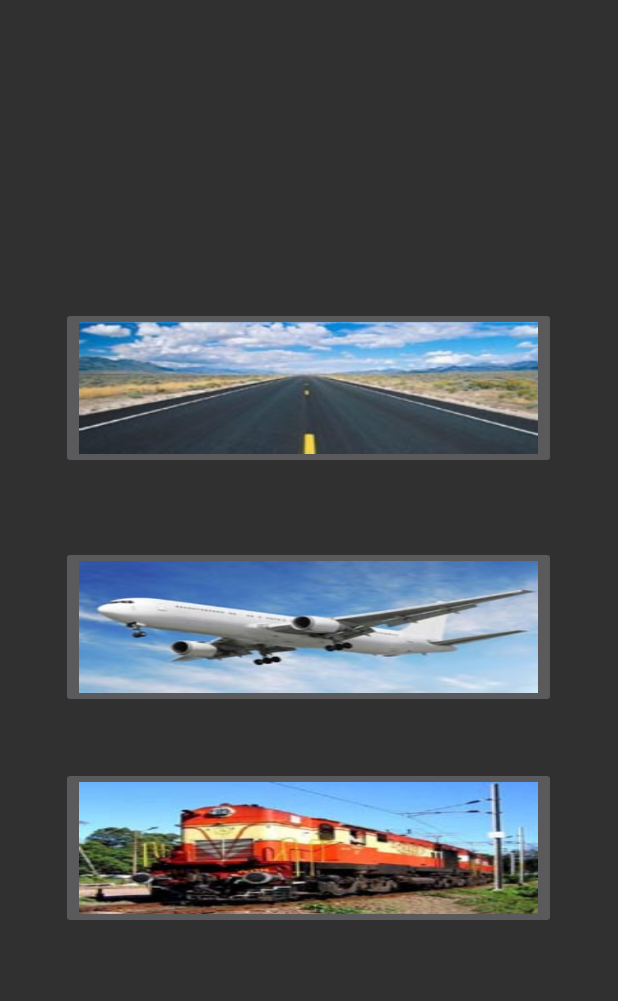
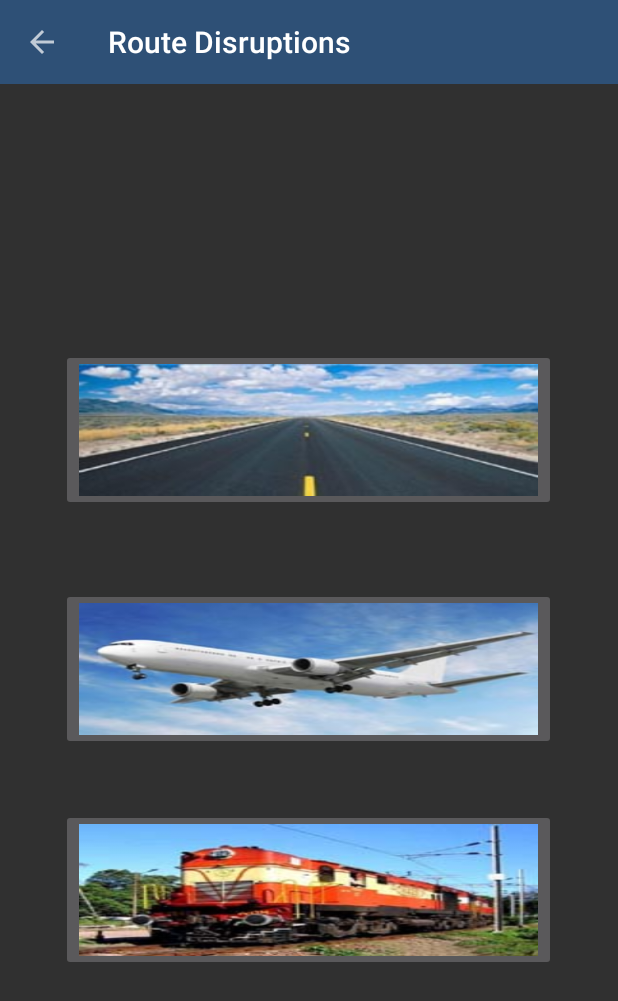
Before and after one commit to SaiArrow/EmergencyApp, an Android app: the ActivityRoute screen opened directly, with no data from a screen before it, on a phone screen of 412 x 824 dp. Shown: the top 1001 px of the screen. Run offline under Robolectric (Android 15) with nearby library versions, the light colour scheme and no system bars.

Commit message:
UI Fixes

```diff
--- a/app/src/main/AndroidManifest.xml
+++ b/app/src/main/AndroidManifest.xml
@@ -29,6 +29,9 @@
             android:label="Main"
             android:theme="@style/AppTheme"
             >
+        </activity>
+        <activity android:name=".ui.ActivityRouteDetails"
+            android:parentActivityName=".ui.ActivityRoute">
         </activity>
         <activity android:name=".ui.MainActivity"
             android:label="SignIn"
--- a/app/src/main/java/thedorkknightrises/emergencyapp/ui/ActivityRoute.java
+++ b/app/src/main/java/thedorkknightrises/emergencyapp/ui/ActivityRoute.java
@@ -19,7 +19,9 @@ public class ActivityRoute extends AppCompatActivity {
         setContentView(R.layout.activity_route);
         Toolbar toolbar = (Toolbar) findViewById(R.id.toolbar);
         setSupportActionBar(toolbar);
-
+        getSupportActionBar().setDefaultDisplayHomeAsUpEnabled(true);
+        getSupportActionBar().setDisplayHomeAsUpEnabled(true);
+        getSupportActionBar().setDisplayShowHomeEnabled(true);
 
         ImageButton b1, b2, b3;
         b1 = (ImageButton) findViewById(R.id.imageButton2);
@@ -27,7 +29,7 @@ public class ActivityRoute extends AppCompatActivity {
         b1.setOnClickListener(new View.OnClickListener() {
             @Override
             public void onClick(View view) {
-                Intent myIntent39 = new Intent(ActivityRoute.this, EmergencyActivity.class);
+                Intent myIntent39 = new Intent(ActivityRoute.this, ActivityRouteDetails.class);
                 myIntent39.setAction("Road");
                 startActivity(myIntent39);
 
@@ -40,7 +42,7 @@ public class ActivityRoute extends AppCompatActivity {
         b2.setOnClickListener(new View.OnClickListener() {
             @Override
             public void onClick(View view) {
-                Intent myIntent39 = new Intent(ActivityRoute.this, EmergencyActivity.class);
+                Intent myIntent39 = new Intent(ActivityRoute.this, ActivityRouteDetails.class);
                 myIntent39.setAction("Plane");
                 startActivity(myIntent39);
 
@@ -56,7 +58,7 @@ public class ActivityRoute extends AppCompatActivity {
                               {
                                   @Override
                                   public void onClick(View view) {
-                                      Intent myIntent39 = new Intent(ActivityRoute.this, EmergencyActivity.class);
+                                      Intent myIntent39 = new Intent(ActivityRoute.this, ActivityRouteDetails.class);
                                       myIntent39.setAction("Railway");
                                       startActivity(myIntent39);
 
--- a/app/src/main/java/thedorkknightrises/emergencyapp/ui/ActivityRouteDetails.java
+++ b/app/src/main/java/thedorkknightrises/emergencyapp/ui/ActivityRouteDetails.java
@@ -13,6 +13,7 @@ public class ActivityRouteDetails extends AppCompatActivity {
     @Override
     protected void onCreate(Bundle savedInstanceState) {
         super.onCreate(savedInstanceState);
+
         String action = getIntent().getAction();
         if (action.equals("Road"))
             setContentView(R.layout.activity_road);
@@ -23,6 +24,9 @@ public class ActivityRouteDetails extends AppCompatActivity {
         }
         Toolbar toolbar = (Toolbar) findViewById(R.id.toolbar);
         setSupportActionBar(toolbar);
+        getSupportActionBar().setDisplayHomeAsUpEnabled(true);
+        getSupportActionBar().setDefaultDisplayHomeAsUpEnabled(true);
+        getSupportActionBar().setDisplayShowHomeEnabled(true);
 
     }
 }
--- a/app/src/main/res/layout/activity_route.xml
+++ b/app/src/main/res/layout/activity_route.xml
@@ -1,9 +1,21 @@
 <?xml version="1.0" encoding="utf-8"?>
-<RelativeLayout xmlns:android="http://schemas.android.com/apk/res/android"
-    android:orientation="vertical" android:layout_width="match_parent"
-    android:layout_height="match_parent"
+<LinearLayout
+    xmlns:android="http://schemas.android.com/apk/res/android"
+    android:orientation="vertical"
+    android:layout_width="match_parent"
+    android:layout_height="match_parent">
+
+<android.support.v7.widget.Toolbar
+    android:id="@+id/toolbar"
+    android:layout_width="match_parent"
+    android:layout_height="wrap_content"
+    android:background="@color/colorPrimary"/>
+
+    <RelativeLayout
         android:gravity="center"
-    >
+        android:orientation="vertical"
+        android:layout_width="match_parent"
+        android:layout_height="match_parent">
 
         <ImageButton
             android:layout_width="330dp"
@@ -41,3 +53,4 @@
 
 
     </RelativeLayout>
+</LinearLayout>
--- a/app/src/main/res/layout/noti_list_item.xml
+++ b/app/src/main/res/layout/noti_list_item.xml
@@ -5,7 +5,7 @@
     android:layout_width="match_parent"
     android:layout_height="wrap_content"
     android:padding="5dp"
-    android:layout_margin="5dp">
+    android:layout_margin="10dp">
     <LinearLayout
         android:layout_width="match_parent"
         android:layout_height="wrap_content"
@@ -13,14 +13,14 @@
         android:padding="10dp">
         <TextView
             android:id="@+id/list_item_type"
-            android:layout_margin="15dp"
+            android:layout_margin="10dp"
             android:layout_width="match_parent"
             android:layout_height="wrap_content"
             android:text="emergency"
             android:textSize="20dp"/>
         <TextView
             android:id="@+id/list_item_name"
-            android:layout_margin="15dp"
+            android:layout_margin="10dp"
             android:layout_width="match_parent"
             android:layout_height="wrap_content"
             android:text="name"
```
Also changed, not shown: app/src/main/java/thedorkknightrises/emergencyapp/ui/Notifications/NotificationActivity.java (+10 -0 lines), app/src/main/res/layout/activity_aeroplane.xml (+17 -6 lines), app/src/main/res/layout/activity_notification.xml (+13 -1 lines), app/src/main/res/layout/activity_road.xml (+16 -1 lines), app/src/main/res/layout/activity_train.xml (+14 -0 lines), app/src/main/res/layout/recycler_news_item.xml (+6 -5 lines). Lines whose indentation alone changed are shown as unchanged.
